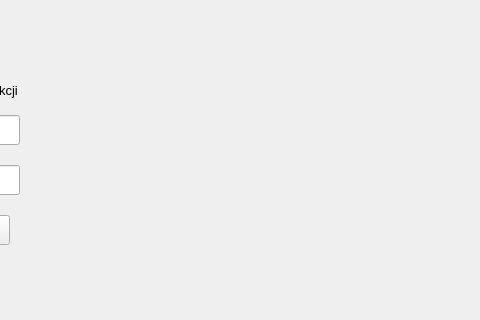
First picture: the form in widget.ui, repository damman96/OnlineBankingSimulator, before the edit; both pictures show x 680 to 1160 and y 105 to 425 of the 1400 by 700 pixel window.
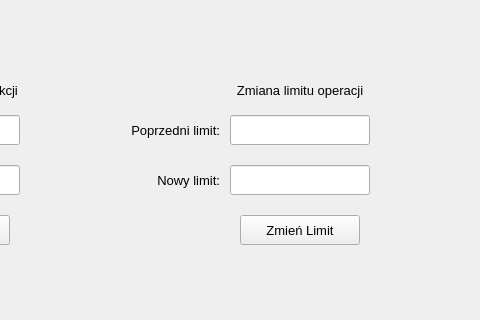
Second picture: the form after the edit. The open tabs and pages were chosen to show the change.

Commit message: add change of the operation limit

Diff of the .ui file:
```diff
--- a/widget.ui
+++ b/widget.ui
@@ -549,6 +549,103 @@
       <set>Qt::AlignCenter</set>
      </property>
     </widget>
+    <widget class="QLabel" name="operationsLimitLabel">
+     <property name="geometry">
+      <rect>
+       <x>900</x>
+       <y>180</y>
+       <width>160</width>
+       <height>30</height>
+      </rect>
+     </property>
+     <property name="text">
+      <string>Zmiana limitu operacji</string>
+     </property>
+     <property name="alignment">
+      <set>Qt::AlignCenter</set>
+     </property>
+    </widget>
+    <widget class="QLabel" name="oldLimitLabel_2">
+     <property name="geometry">
+      <rect>
+       <x>780</x>
+       <y>220</y>
+       <width>120</width>
+       <height>30</height>
+      </rect>
+     </property>
+     <property name="text">
+      <string>Poprzedni limit:</string>
+     </property>
+     <property name="alignment">
+      <set>Qt::AlignRight|Qt::AlignTrailing|Qt::AlignVCenter</set>
+     </property>
+    </widget>
+    <widget class="QLineEdit" name="oldOperationLimitEdit">
+     <property name="geometry">
+      <rect>
+       <x>910</x>
+       <y>220</y>
+       <width>140</width>
+       <height>30</height>
+      </rect>
+     </property>
+    </widget>
+    <widget class="QLabel" name="newLimitLabel_2">
+     <property name="geometry">
+      <rect>
+       <x>780</x>
+       <y>270</y>
+       <width>120</width>
+       <height>30</height>
+      </rect>
+     </property>
+     <property name="text">
+      <string>Nowy limit:</string>
+     </property>
+     <property name="alignment">
+      <set>Qt::AlignRight|Qt::AlignTrailing|Qt::AlignVCenter</set>
+     </property>
+    </widget>
+    <widget class="QLineEdit" name="newOperationLimitEdit">
+     <property name="geometry">
+      <rect>
+       <x>910</x>
+       <y>270</y>
+       <width>140</width>
+       <height>30</height>
+      </rect>
+     </property>
+    </widget>
+    <widget class="QPushButton" name="limitOperationChangeButton">
+     <property name="geometry">
+      <rect>
+       <x>920</x>
+       <y>320</y>
+       <width>120</width>
+       <height>30</height>
+      </rect>
+     </property>
+     <property name="text">
+      <string>Zmień Limit</string>
+     </property>
+    </widget>
+    <widget class="QLabel" name="operationsStatusLabel">
+     <property name="geometry">
+      <rect>
+       <x>810</x>
+       <y>370</y>
+       <width>360</width>
+       <height>30</height>
+      </rect>
+     </property>
+     <property name="text">
+      <string/>
+     </property>
+     <property name="alignment">
+      <set>Qt::AlignCenter</set>
+     </property>
+    </widget>
    </widget>
    <widget class="QWidget" name="transferPage">
     <widget class="QLabel" name="recipientNameLabel">
```
The commit also changes 6 other files.
